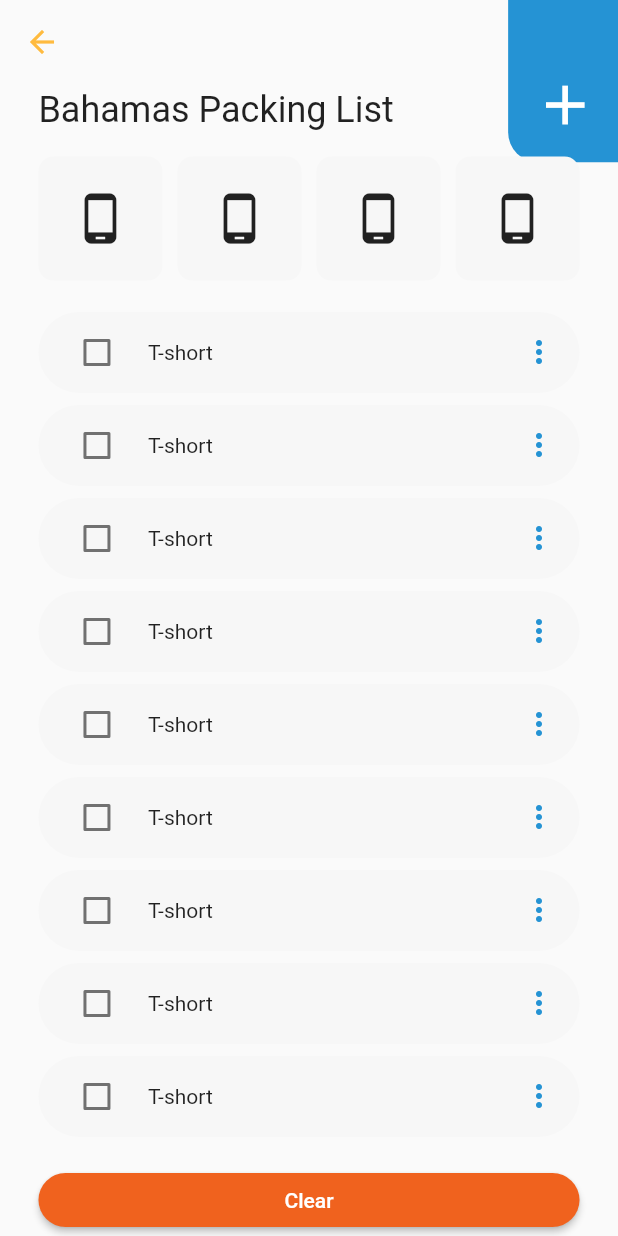
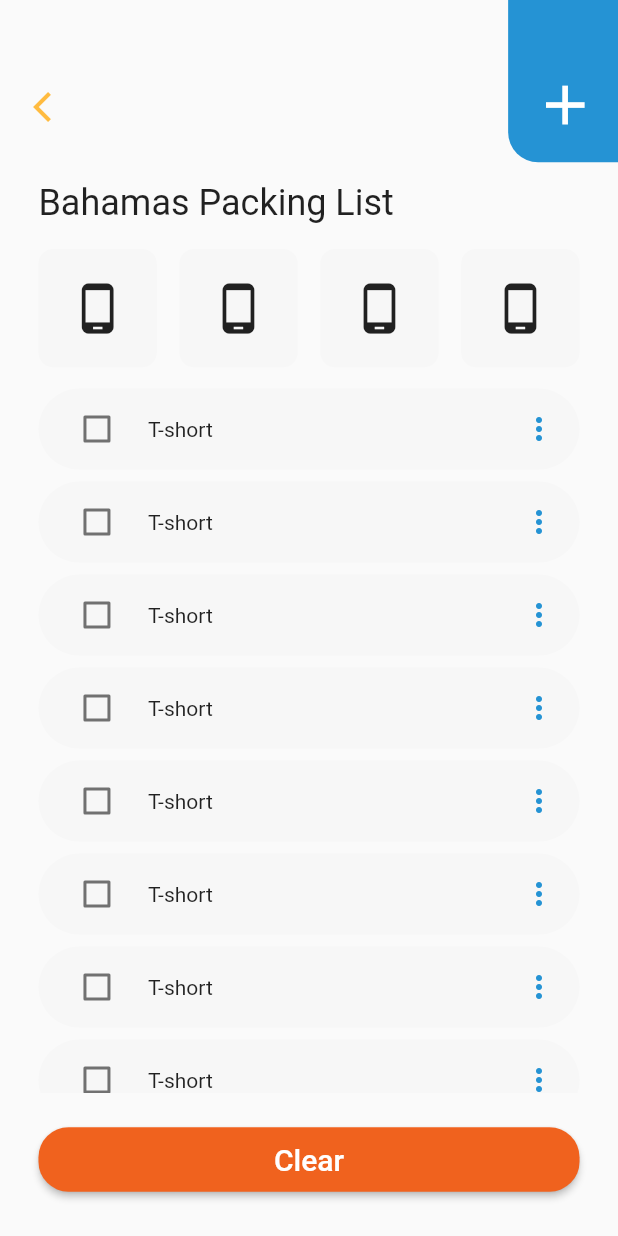
Before and after one commit to MoonChel/packie, a Flutter app: the screen it shows after launch, after a tap on "Bahamas Packing List", on a phone screen of 412 x 824 dp. Run offline on Flutter 3.47's test engine with Material 2 defaults, Android fonts, the phone set to English and light mode, and no system bars; our stand-ins replace flutter_screenutil; missing offline and left inert: flutter_statusbarcolor.

Commit message:
change stack to Column

```diff
--- a/lib/components/CheckLists.dart
+++ b/lib/components/CheckLists.dart
@@ -1,12 +1,15 @@
 import 'package:flutter/material.dart';
 import 'package:packie/constants.dart';
+import 'package:flutter_screenutil/flutter_screenutil.dart';
 
 import './_all.dart';
 
 class CheckLists extends StatelessWidget {
-  const CheckLists({
+  CheckLists({
     Key key,
   }) : super(key: key);
+
+  final su = ScreenUtil.getInstance();
 
   @override
   Widget build(BuildContext context) {
@@ -14,7 +17,10 @@ class CheckLists extends StatelessWidget {
       itemCount: 8,
       separatorBuilder: (BuildContext context, int index) {
         return Padding(
-          padding: const EdgeInsets.only(top: 25, bottom: 15),
+          padding: EdgeInsets.only(
+            top: su.setHeight(120),
+            bottom: su.setHeight(120),
+          ),
           child: Container(
             height: 0.5,
             color: Constants.dividerColor,
--- a/lib/components/MyAppBar.dart
+++ b/lib/components/MyAppBar.dart
@@ -1,18 +1,23 @@
+import 'dart:io' show Platform;
 import 'package:flutter/material.dart';
 import 'package:packie/constants.dart';
+import 'package:flutter_screenutil/flutter_screenutil.dart';
 
 class MyAppBar extends StatelessWidget {
-  const MyAppBar({
+  MyAppBar({
     Key key,
   }) : super(key: key);
 
+  final su = ScreenUtil.getInstance();
+
   @override
   Widget build(BuildContext context) {
-    return AppBar(
-      backgroundColor: Colors.transparent,
-      elevation: 0,
-      iconTheme:
-          Theme.of(context).iconTheme.copyWith(color: Constants.backArrorColor),
+    return IconButton(
+      icon: Icon(Icons.arrow_back_ios),
+      color: Constants.backArrorColor,
+      onPressed: () {
+        Navigator.of(context).pop();
+      },
     );
   }
 }
--- a/lib/components/MyBottomAppBar.dart
+++ b/lib/components/MyBottomAppBar.dart
@@ -1,6 +1,7 @@
 import 'package:flutter/material.dart';
 
 import 'package:packie/constants.dart';
+import 'package:packie/pages/_all.dart';
 
 class MyBottomAppBar extends StatelessWidget {
   const MyBottomAppBar({
@@ -17,6 +18,13 @@ class MyBottomAppBar extends StatelessWidget {
       iconSize: 35,
       unselectedItemColor: Constants.fontColor,
       selectedItemColor: Constants.orange,
+      onTap: (int index) {
+        if (index == 1) {
+          Navigator.pushNamed(context, PackingTipsPage.routeName);
+        } else if (index == 2) {
+          Navigator.pushNamed(context, SettingsPage.routeName);
+        }
+      },
       items: [
         BottomNavigationBarItem(
           icon: Icon(Icons.home),
--- a/lib/components/MyPadding.dart
+++ b/lib/components/MyPadding.dart
@@ -14,7 +14,7 @@ class MyPadding extends StatelessWidget {
       padding: EdgeInsets.only(
         left: su.setWidth(Constants.bodyPadding),
         right: su.setWidth(Constants.bodyPadding),
-        top: su.setWidth(Constants.bodyPadding),
+        top: su.setWidth(Constants.bodyPadding) / 2,
       ),
       child: child,
     );
--- a/lib/pages/ChecklistDetailsPage.dart
+++ b/lib/pages/ChecklistDetailsPage.dart
@@ -14,35 +14,41 @@ class ChecklistDetailsPage extends StatelessWidget {
     var textTheme = Theme.of(context).textTheme;
 
     return Scaffold(
-      body: Stack(
+      body: Column(
+        crossAxisAlignment: CrossAxisAlignment.start,
         children: <Widget>[
-          MyAppBar(),
-          Positioned(
-            right: 0,
-            child: CornerButton(
-              onPressed: () {
-                showCreateNewListModal(context);
-              },
-            ),
+          Row(
+            mainAxisSize: MainAxisSize.max,
+            mainAxisAlignment: MainAxisAlignment.spaceBetween,
+            children: <Widget>[
+              Padding(
+                padding: EdgeInsets.only(
+                  left: su.setHeight(30),
+                  top: su.setHeight(100),
+                ),
+                child: MyAppBar(),
+              ),
+              CornerButton(
+                onPressed: () {
+                  showCreateNewListModal(context);
+                },
+              ),
+            ],
           ),
-          SafeArea(
+          Expanded(
             child: MyPadding(
               child: Column(
-                mainAxisSize: MainAxisSize.max,
-                mainAxisAlignment: MainAxisAlignment.start,
                 crossAxisAlignment: CrossAxisAlignment.start,
                 children: <Widget>[
-                  SizedBox(height: su.setHeight(100)),
                   Text("Bahamas Packing List", style: textTheme.headline),
-                  SizedBox(height: su.setHeight(50)),
                   buildCategoriesView(),
-                  SizedBox(height: su.setHeight(50)),
                   Expanded(child: buildCheckListItems()),
-                  SizedBox(height: su.setHeight(50)),
+                  SizedBox(height: su.setHeight(60)),
                   SizedBox(
                     width: double.infinity,
                     child: buildClearButton(textTheme),
-                  )
+                  ),
+                  SizedBox(height: su.setHeight(80))
                 ],
               ),
             ),
@@ -54,6 +60,7 @@ class ChecklistDetailsPage extends StatelessWidget {
 
   ListView buildCheckListItems() {
     return ListView.builder(
+      padding: EdgeInsets.zero,
       itemCount: 10,
       itemBuilder: (BuildContext context, int index) {
         return Padding(
@@ -88,9 +95,10 @@ class ChecklistDetailsPage extends StatelessWidget {
   RaisedButton buildClearButton(TextTheme textTheme) {
     return RaisedButton(
       color: Constants.orange,
+      padding: EdgeInsets.symmetric(vertical: 10),
       child: Text(
         "Clear",
-        style: textTheme.button.copyWith(color: Colors.white),
+        style: textTheme.title.copyWith(color: Colors.white),
       ),
       shape: RoundedRectangleBorder(
         borderRadius: BorderRadius.circular(20),
@@ -99,14 +107,19 @@ class ChecklistDetailsPage extends StatelessWidget {
     );
   }
 
-  GridView buildCategoriesView() {
+  Widget buildCategoriesView() {
     final su = ScreenUtil.getInstance();
     final iconSize = su.setWidth(100);
 
     return GridView.count(
+      padding: EdgeInsets.only(
+        top: su.setHeight(50),
+        bottom: su.setHeight(30),
+      ),
       crossAxisCount: 4,
-      crossAxisSpacing: 10,
+      crossAxisSpacing: 15,
       shrinkWrap: true,
+      physics: NeverScrollableScrollPhysics(),
       children: <Widget>[
         CategoryIcon(size: iconSize),
         CategoryIcon(size: iconSize),
--- a/lib/pages/SettingsPage.dart
+++ b/lib/pages/SettingsPage.dart
@@ -5,6 +5,9 @@ class SettingsPage extends StatelessWidget {
 
   @override
   Widget build(BuildContext context) {
-    return Container();
+    return Scaffold(
+      appBar: AppBar(),
+      body: Container(),
+    );
   }
 }
```
Also changed, not shown: lib/pages/HomePage.dart (+7 -1 lines), lib/pages/PackingTipsPage.dart (+72 -1 lines).
